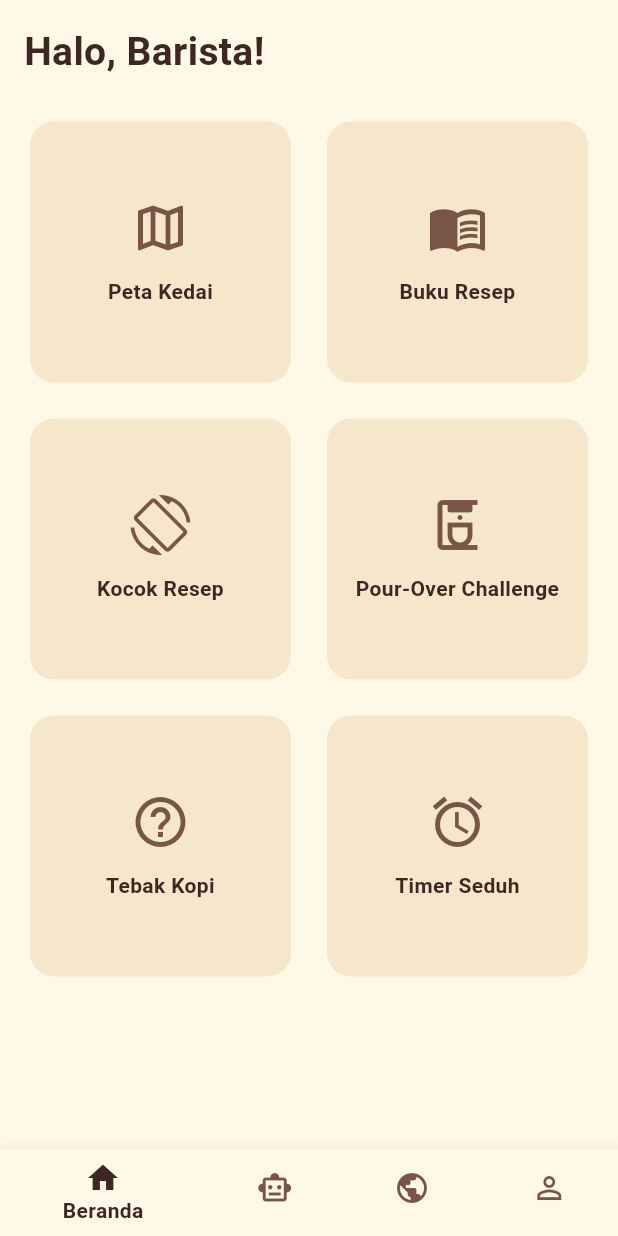
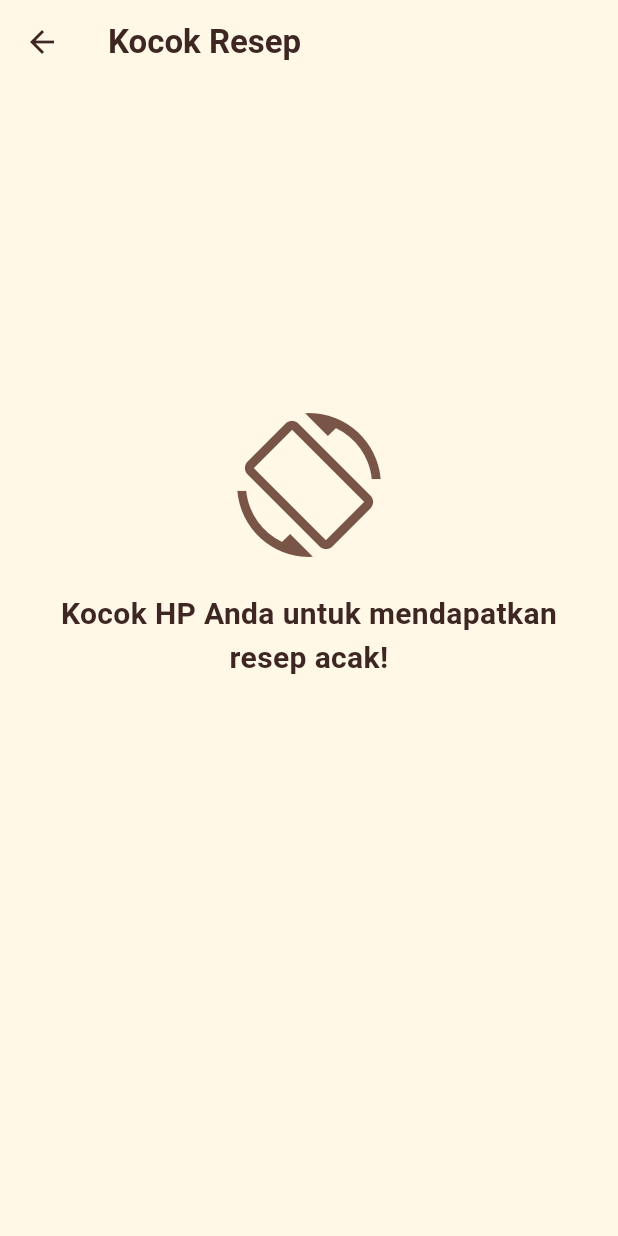
Before and after one commit to Dean897/brewmaster-hub, a Flutter app: the MainScreen screen opened directly, after a tap on "Kocok Resep", on a phone screen of 412 x 824 dp. Run offline on Flutter 3.47's test engine with Material 3 defaults, Android fonts, the light colour scheme and no system bars; our stand-ins replace sensors_plus, supabase_flutter; missing offline and left inert: flutter_ringtone_player; accounts and stored records are empty.

Commit message:
feat: implementasi fitur gacha kocok resep dengan sensor accelerometer

```diff
--- a/lib/features/home/screens/home_tab.dart
+++ b/lib/features/home/screens/home_tab.dart
@@ -1,6 +1,7 @@
 import 'package:flutter/material.dart';
 
 import '../../../core/theme/app_colors.dart';
+import '../../minigames/screens/gacha_screen.dart';
 import 'timer_screen.dart';
 
 class HomeTab extends StatelessWidget {
@@ -42,16 +43,23 @@ class HomeTab extends StatelessWidget {
                 _MenuCard(
                   icon: menu.icon,
                   title: menu.title,
-                  onTap: menu.title == 'Timer Seduh'
-                      ? () {
+                  onTap: () {
+                    if (menu.title == 'Timer Seduh') {
                       Navigator.push(
                         context,
                         MaterialPageRoute<void>(
                           builder: (context) => const TimerScreen(),
                         ),
                       );
+                    } else if (menu.title == 'Kocok Resep') {
+                      Navigator.push(
+                        context,
+                        MaterialPageRoute<void>(
+                          builder: (context) => const GachaScreen(),
+                        ),
+                      );
                     }
-                      : () {},
+                  },
                 ),
             ],
           ),
--- /dev/null
+++ b/lib/features/minigames/screens/gacha_screen.dart
@@ -0,0 +1,145 @@
+import 'dart:async';
+import 'dart:math';
+
+import 'package:flutter/material.dart';
+import 'package:sensors_plus/sensors_plus.dart';
+
+import '../../../core/theme/app_colors.dart';
+
+class GachaScreen extends StatefulWidget {
+  const GachaScreen({super.key});
+
+  @override
+  State<GachaScreen> createState() => _GachaScreenState();
+}
+
+class _GachaScreenState extends State<GachaScreen> {
+  static const _shakeThreshold = 15.0;
+  static const _shakeDebounceDuration = Duration(seconds: 1);
+
+  final _random = Random();
+  final _recipes = const [
+    'V60 Japanese Iced',
+    'Espresso Tonic',
+    'Cold Brew',
+    'Caramel Macchiato',
+  ];
+
+  StreamSubscription<AccelerometerEvent>? _accelerometerSubscription;
+  Timer? _shakeDebounceTimer;
+  String? _selectedRecipe;
+  bool _isShaking = false;
+
+  @override
+  void initState() {
+    super.initState();
+    _listenToAccelerometer();
+  }
+
+  void _listenToAccelerometer() {
+    _accelerometerSubscription = accelerometerEventStream().listen((event) {
+      final isAboveThreshold =
+          event.x.abs() > _shakeThreshold ||
+          event.y.abs() > _shakeThreshold ||
+          event.z.abs() > _shakeThreshold;
+
+      if (isAboveThreshold && !_isShaking) {
+        _isShaking = true;
+        _showRandomRecipe();
+        _shakeDebounceTimer = Timer(_shakeDebounceDuration, () {
+          _isShaking = false;
+        });
+      }
+    });
+  }
+
+  void _showRandomRecipe() {
+    setState(() {
+      _selectedRecipe = _recipes[_random.nextInt(_recipes.length)];
+    });
+  }
+
+  @override
+  void dispose() {
+    _accelerometerSubscription?.cancel();
+    _shakeDebounceTimer?.cancel();
+    super.dispose();
+  }
+
+  @override
+  Widget build(BuildContext context) {
+    return Scaffold(
+      appBar: AppBar(
+        title: const Text('Kocok Resep'),
+        backgroundColor: AppColors.ivoryWhite,
+        foregroundColor: AppColors.darkCoffee,
+      ),
+      backgroundColor: AppColors.ivoryWhite,
+      body: Center(
+        child: Padding(
+          padding: const EdgeInsets.all(24),
+          child: Column(
+            mainAxisAlignment: MainAxisAlignment.center,
+            children: [
+              const Icon(
+                Icons.screen_rotation,
+                color: AppColors.mediumCoffee,
+                size: 96,
+              ),
+              const SizedBox(height: 24),
+              const Text(
+                'Kocok HP Anda untuk mendapatkan resep acak!',
+                textAlign: TextAlign.center,
+                style: TextStyle(
+                  color: AppColors.darkCoffee,
+                  fontSize: 20,
+                  fontWeight: FontWeight.bold,
+                ),
+              ),
+              const SizedBox(height: 32),
+              AnimatedSwitcher(
+                duration: const Duration(milliseconds: 400),
+                child: _selectedRecipe == null
+                    ? const SizedBox(
+                        key: ValueKey('empty-recipe'),
+                        height: 120,
+                      )
+                    : Card(
+                        key: ValueKey(_selectedRecipe),
+                        color: AppColors.lightCream,
+                        elevation: 0,
+                        shape: RoundedRectangleBorder(
+                          borderRadius: BorderRadius.circular(16),
+                        ),
+                        child: Padding(
+                          padding: const EdgeInsets.all(24),
+                          child: Column(
+                            children: [
+                              const Text(
+                                'Resep Anda:',
+                                style: TextStyle(
+                                  color: AppColors.mediumCoffee,
+                                ),
+                              ),
+                              const SizedBox(height: 8),
+                              Text(
+                                _selectedRecipe!,
+                                textAlign: TextAlign.center,
+                                style: const TextStyle(
+                                  color: AppColors.darkCoffee,
+                                  fontSize: 24,
+                                  fontWeight: FontWeight.bold,
+                                ),
+                              ),
+                            ],
+                          ),
+                        ),
+                      ),
+              ),
+            ],
+          ),
+        ),
+      ),
+    );
+  }
+}
```
Lines whose indentation alone changed are shown as unchanged.
